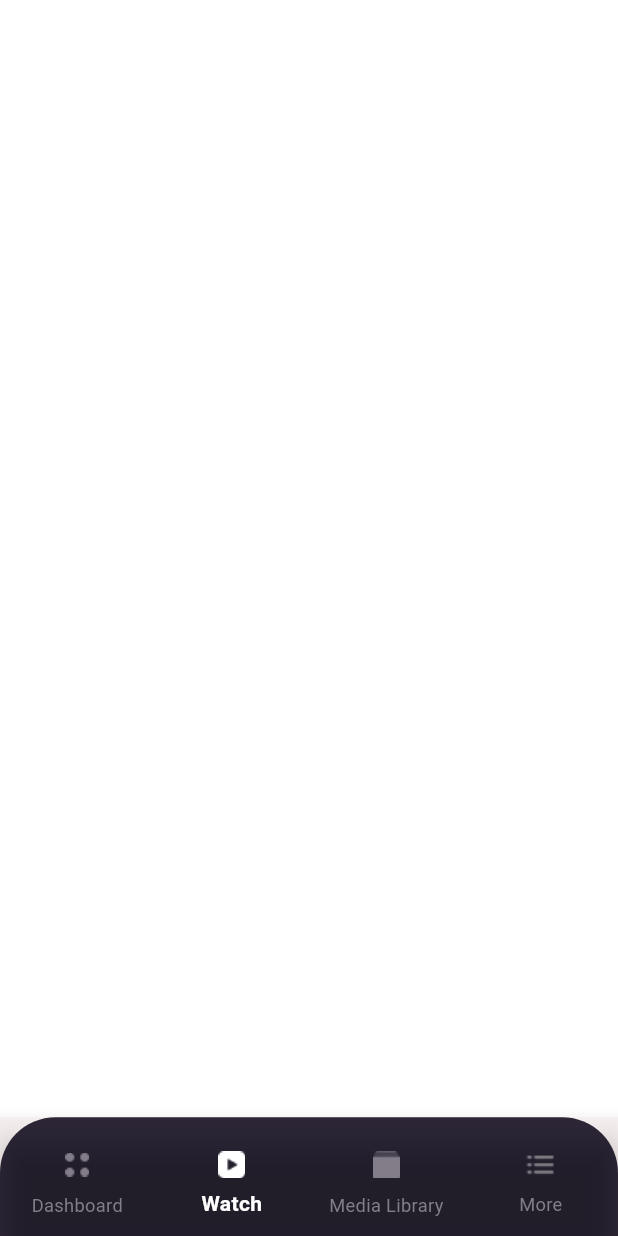
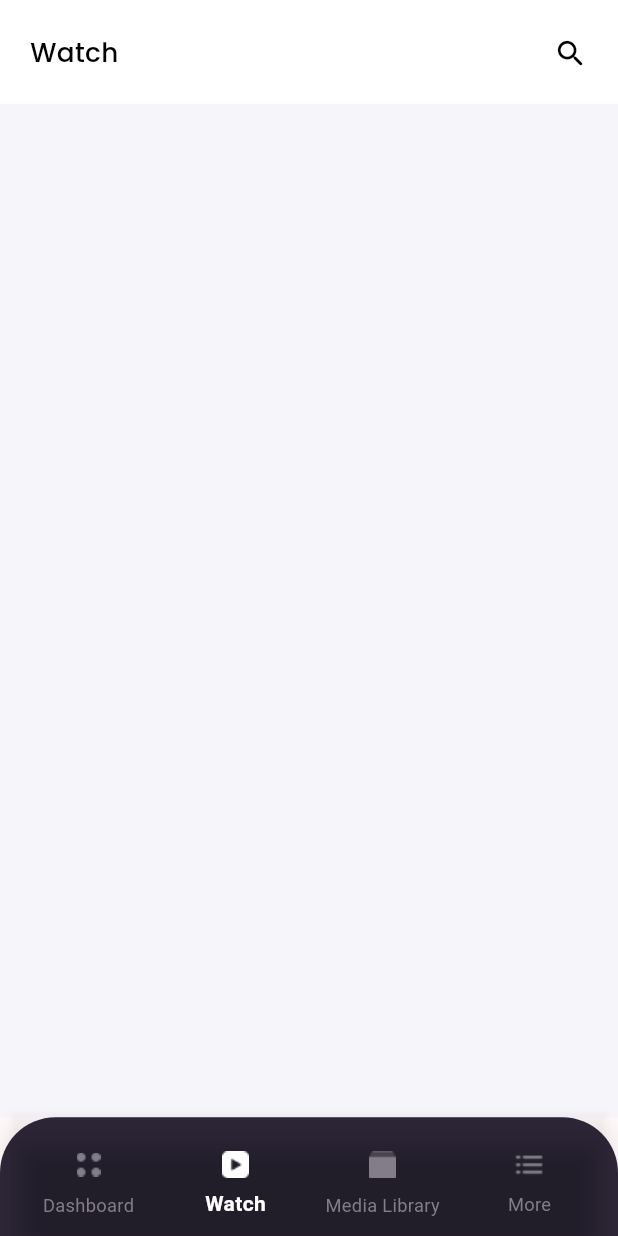
Before and after one commit to codex7Teen/tentwentyflix_flutter_app, a Flutter app: the screen it shows after launch, on a phone screen of 412 x 824 dp. Run offline on Flutter 3.47's test engine with Material 3 defaults, Android fonts, the phone set to English and light mode, and no system bars; our stand-ins replace google_fonts.

Commit message:
bottom navbar and appbar of home screen got completed

```diff
--- a/lib/core/config/app_colors.dart
+++ b/lib/core/config/app_colors.dart
@@ -2,6 +2,9 @@ import 'package:flutter/material.dart';
 
 class AppColors {
   static const Color whiteColor = Colors.white;
+  static const Color blackColor = Colors.black;
   static const Color darkPurpleThemeColor = Color(0xFF2E2739);
   static const Color darkGreyThemeColor = Color(0xFF827D88);
+   static const Color whiteColor2 = Color(0xFFF6F6FA);
+
 }
--- /dev/null
+++ b/lib/core/config/app_textstyles.dart
@@ -0,0 +1,11 @@
+import 'package:flutter/widgets.dart';
+import 'package:google_fonts/google_fonts.dart';
+import 'package:tentwentyflix/core/config/app_colors.dart';
+
+class AppTextstyles {
+  static TextStyle headingTextPoppinsBlack = GoogleFonts.poppins(
+    fontSize: 17.5,
+    color: AppColors.blackColor,
+    fontWeight: FontWeight.w500,
+  );
+}
--- a/lib/core/main_bottom_navigation/main_bottom_navigation.dart
+++ b/lib/core/main_bottom_navigation/main_bottom_navigation.dart
@@ -8,11 +8,14 @@ class MainBottomNavigation extends StatelessWidget {
 
   @override
   Widget build(BuildContext context) {
+    final screenHeight = MediaQuery.sizeOf(context).height;
+    // log("SCREEN HEIGHT: ${screenHeight.toString()}");
     return Scaffold(
       // Main screen content
       body: ScreenHome(),
       bottomNavigationBar: Container(
-        height: MediaQuery.sizeOf(context).height * 0.096,
+        height:
+            screenHeight > 500 ? screenHeight * 0.096 : screenHeight * 0.195,
         decoration: BoxDecoration(
           color: AppColors.darkPurpleThemeColor,
           borderRadius: BorderRadius.only(
@@ -20,6 +23,8 @@ class MainBottomNavigation extends StatelessWidget {
             topRight: Radius.circular(37),
           ),
         ),
+        child: Padding(
+          padding: const EdgeInsets.symmetric(horizontal: 10),
           child: BottomNavigationBar(
             // Custom font styles for labels
             selectedLabelStyle: GoogleFonts.roboto(fontWeight: FontWeight.bold),
@@ -50,6 +55,7 @@ class MainBottomNavigation extends StatelessWidget {
             }),
           ),
         ),
+      ),
     );
   }
 
--- a/lib/features/home/presentation/home_screen.dart
+++ b/lib/features/home/presentation/home_screen.dart
@@ -1,13 +1,62 @@
+import 'dart:developer';
+
 import 'package:flutter/material.dart';
+import 'package:flutter/services.dart';
+import 'package:google_fonts/google_fonts.dart';
 import 'package:tentwentyflix/core/config/app_colors.dart';
+import 'package:tentwentyflix/core/config/app_textstyles.dart';
 
 class ScreenHome extends StatelessWidget {
   const ScreenHome({super.key});
 
   @override
   Widget build(BuildContext context) {
+    final screenHeight = MediaQuery.sizeOf(context).height;
+    log("SCREEN HEIGHT: ${screenHeight.toString()}");
+
+    //! S T A T U S - B A R
+    SystemChrome.setSystemUIOverlayStyle(
+      const SystemUiOverlayStyle(
+        statusBarColor:
+            AppColors.whiteColor, // Set status bar background color to black
+        statusBarIconBrightness: Brightness.dark, // Set icons to light mode
+      ),
+    );
+
+    //! S C A F F O L D
     return Scaffold(
-      backgroundColor: AppColors.whiteColor
+      backgroundColor: AppColors.whiteColor2,
+      //! A P P - B A R
+      appBar: PreferredSize(
+        preferredSize: Size.fromHeight(
+          screenHeight > 500 ? screenHeight * 0.084 : screenHeight * 0.15,
+        ),
+        child: SafeArea(
+          child: AppBar(
+            backgroundColor: AppColors.whiteColor,
+            flexibleSpace: Padding(
+              padding: const EdgeInsets.only(left: 20),
+              child: Align(
+                alignment: Alignment.centerLeft,
+                child: Text(
+                  'Watch',
+                  style: AppTextstyles.headingTextPoppinsBlack,
+                ),
+              ),
+            ),
+            actions: [
+              Padding(
+                padding: const EdgeInsets.only(right: 20, top: 16),
+                child: Icon(
+                  Icons.search_rounded,
+                  color: AppColors.blackColor,
+                  size: 23,
+                ),
+              ),
+            ],
+          ),
+        ),
+      ),
     );
   }
 }
--- a/lib/main.dart
+++ b/lib/main.dart
@@ -17,6 +17,7 @@ class MyApp extends StatelessWidget {
         colorScheme: ColorScheme.fromSeed(seedColor: Colors.black),
         useMaterial3: true,
       ),
+      debugShowCheckedModeBanner: false,
       home: MainBottomNavigation(),
     );
   }
```
Also changed, not shown: lib/features/search/presentation/screens/search_screen.dart (added). Lines whose indentation alone changed are shown as unchanged.
